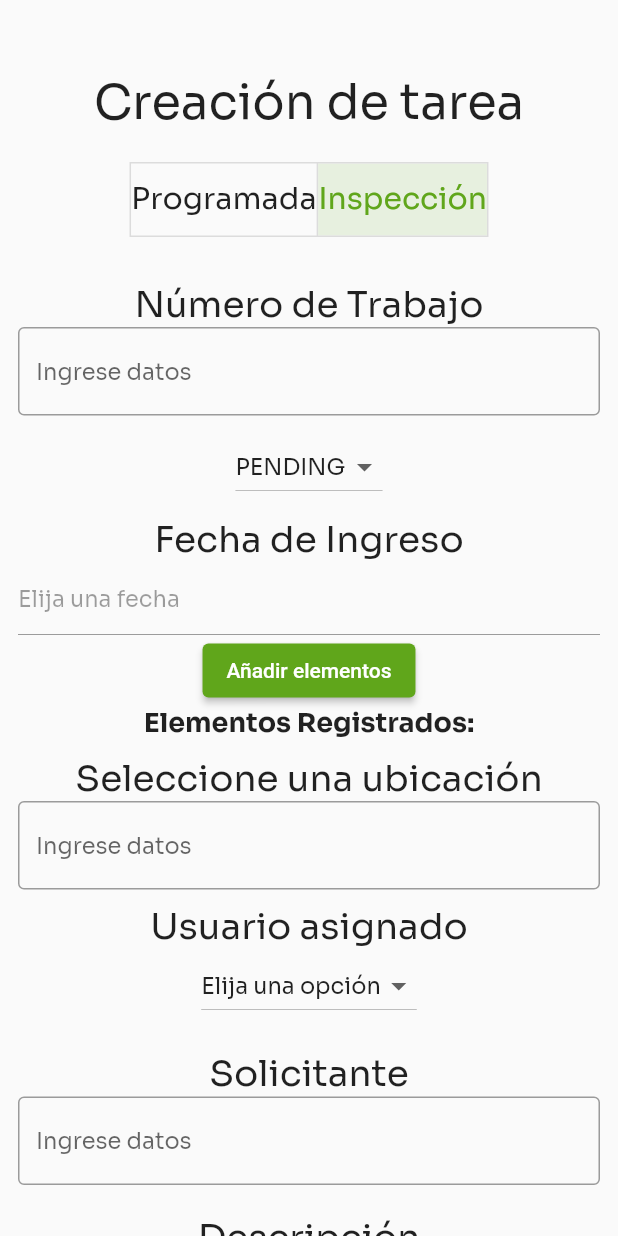
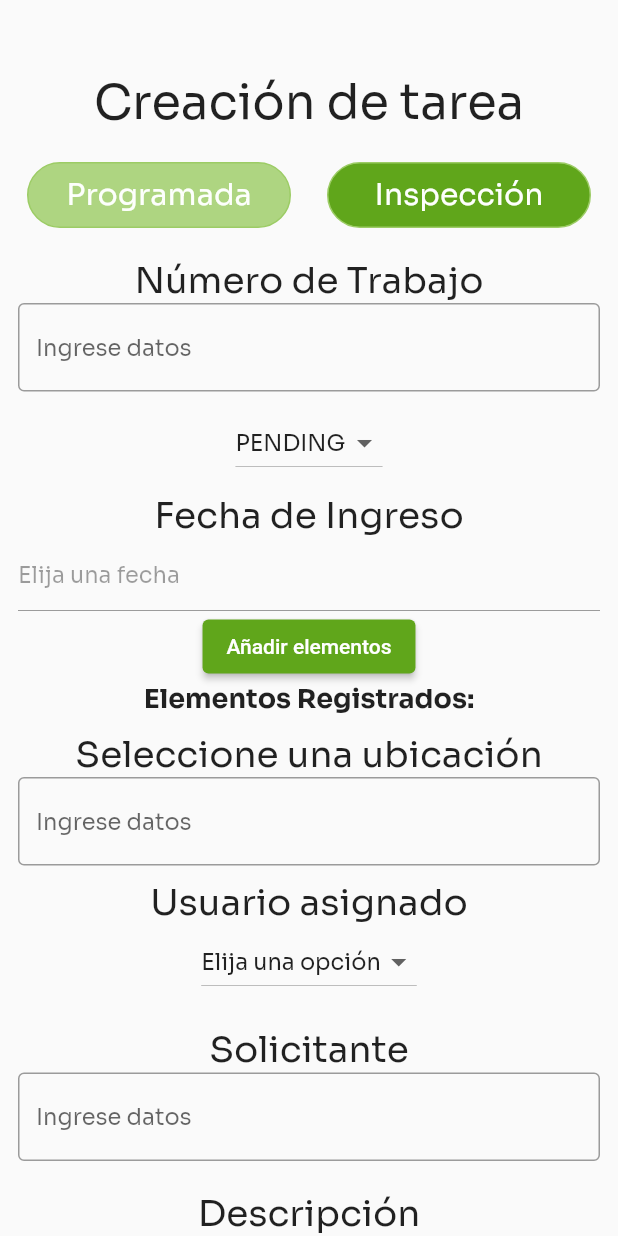
Before and after one commit to seba53b4/gtau_app_front, a Flutter app: the TaskCreationScreen screen opened directly, after a tap on "Inspección", on a phone screen of 412 x 824 dp. Run offline on Flutter 3.47's test engine with Material 2 defaults, Android fonts, the phone set to English and light mode, and no system bars; our stand-ins replace cached_network_image, carousel_slider, flutter_dotenv, flutter_image_compress, geolocator, google_fonts and 5 more; missing offline and left inert: gallery_image_viewer, universal_html; accounts and stored records are empty; generated files the repository leaves out were written again.

Commit message:
feature-51: Create Task switch ui

```diff
--- a/lib/screens/TaskCreationScreen.dart
+++ b/lib/screens/TaskCreationScreen.dart
@@ -17,6 +17,7 @@ import '../utils/imagesbundle.dart';
 import '../viewmodels/images_viewmodel.dart';
 import '../viewmodels/task_list_viewmodel.dart';
 import '../widgets/common/customDialog.dart';
+import '../widgets/common/custom_toggle_buttons.dart';
 import '../widgets/image_gallery_modal.dart';
 import '../widgets/map_modal.dart';
 import '../widgets/user_image.dart';
@@ -423,23 +424,18 @@ class _TaskCreationScreenState extends State<TaskCreationScreen> {
                   ),
                   const SizedBox(height: 20.0),
                   if (!widget.detail)
-                    Column(
-                      children: [
-                        ToggleButtons(
-                          isSelected: [selectedIndex == 0, selectedIndex == 1],
-                          onPressed: (int index) {
-                            setState(() {
-                              selectedIndex = index;
-                            });
-                          },
-                          children: [
-                            Text(AppLocalizations.of(context)!
-                                .createTaskPage_scheduled),
-                            Text(AppLocalizations.of(context)!
-                                .createTaskPage_inspection),
-                          ],
-                        ),
-                        const SizedBox(height: 10.0),
+                    CustomToggleButtons(
+                      onPressedList: [
+                        () {
+                          setState(() {
+                            selectedIndex = 0;
+                          });
+                        },
+                        () {
+                          setState(() {
+                            selectedIndex = 1;
+                          });
+                        }
                       ],
                     ),
                   const SizedBox(height: 20.0),
--- /dev/null
+++ b/lib/widgets/common/custom_toggle_buttons.dart
@@ -0,0 +1,102 @@
+import 'package:flutter/material.dart';
+import 'package:flutter_gen/gen_l10n/app_localizations.dart';
+import 'package:gtau_app_front/constants/theme_constants.dart';
+
+class CustomToggleButtons extends StatefulWidget {
+  final List<VoidCallback> onPressedList;
+
+  const CustomToggleButtons({Key? key, required this.onPressedList})
+      : super(key: key);
+
+  @override
+  State<CustomToggleButtons> createState() => _CustomToggleButtonsState();
+}
+
+class _CustomToggleButtonsState extends State<CustomToggleButtons> {
+  int selectedIndex = 0;
+  double buttonWidth = 176;
+  double buttonHeight = 44;
+
+  @override
+  Widget build(BuildContext context) {
+    return Center(
+      child: Row(
+        mainAxisAlignment: MainAxisAlignment.center,
+        children: [
+          CustomToggleButton(
+            text: AppLocalizations.of(context)!.createTaskPage_scheduled,
+            index: 0,
+            isSelected: selectedIndex == 0,
+            onPressed: () {
+              setState(() {
+                selectedIndex = 0;
+              });
+              widget.onPressedList[0]();
+            },
+            width: buttonWidth,
+            height: buttonHeight,
+          ),
+          const SizedBox(width: 24, height: 24.0),
+          CustomToggleButton(
+            text: AppLocalizations.of(context)!.createTaskPage_inspection,
+            index: 1,
+            isSelected: selectedIndex == 1,
+            onPressed: () {
+              setState(() {
+                selectedIndex = 1;
+              });
+              widget.onPressedList[1]();
+            },
+            width: buttonWidth,
+            height: buttonHeight,
+          ),
+        ],
+      ),
+    );
+  }
+}
+
+class CustomToggleButton extends StatelessWidget {
+  final String text;
+  final int index;
+  final bool isSelected;
+  final VoidCallback onPressed;
+  final double width;
+  final double height;
+
+  const CustomToggleButton({super.key,
+    required this.text,
+    required this.index,
+    required this.isSelected,
+    required this.onPressed,
+    required this.width,
+    required this.height,
+  });
+
+  @override
+  Widget build(BuildContext context) {
+    double circularBorder = 24;
+    return GestureDetector(
+      onTap: onPressed,
+      child: Container(
+        width: width,
+        height: height,
+        decoration: BoxDecoration(
+          color: isSelected ? primarySwatch[500] : primarySwatch[50],
+          borderRadius: BorderRadius.circular(circularBorder),
+          border: Border.all(
+            width: 1,
+            color: primarySwatch[100]!,
+          ),
+        ),
+        alignment: Alignment.center,
+        child: Text(
+          text,
+          style: TextStyle(
+            color: lightBackground,
+          ),
+        ),
+      ),
+    );
+  }
+}
```
